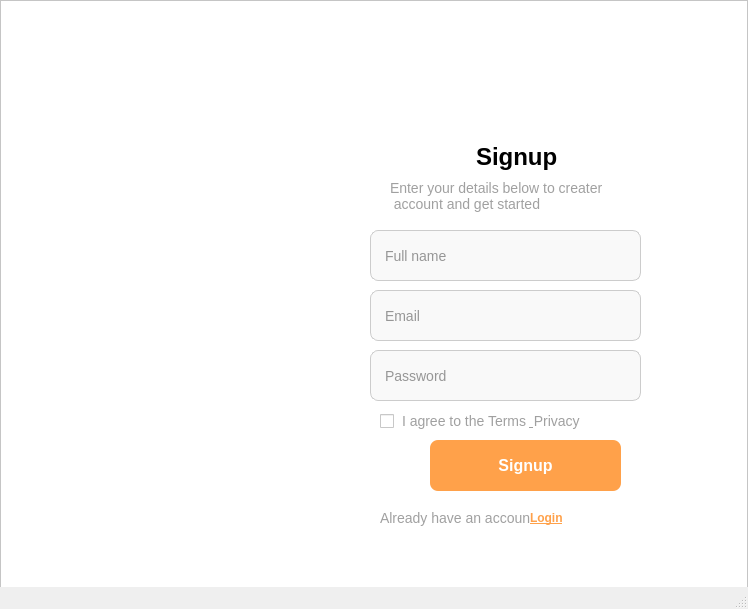
Above: ui/resgin.ui from inktell/python-app before the change. Below: the same form after it.
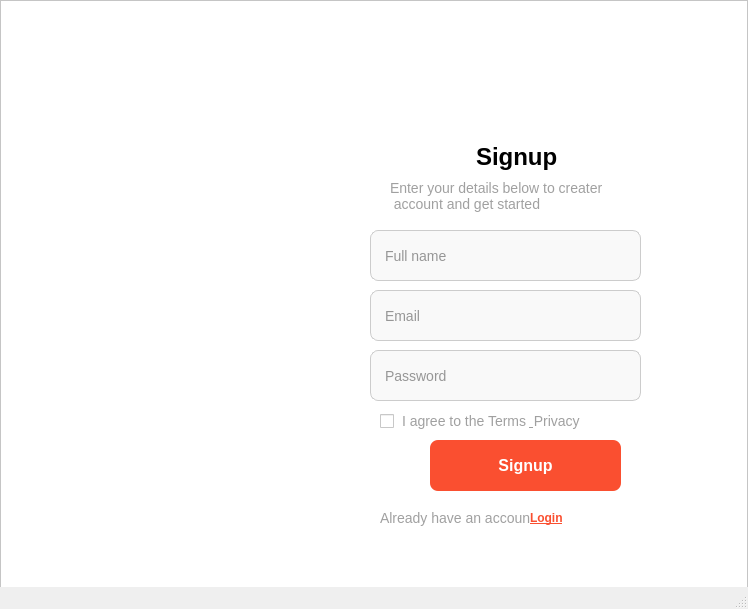
That is the form after the change. Icons and pictures are not drawn.

Diff of the .ui file:
```diff
--- a/ui/resgin.ui
+++ b/ui/resgin.ui
@@ -40,7 +40,7 @@
      </rect>
     </property>
     <property name="styleSheet">
-     <string notr="true">    background-color: #ffa14a;
+     <string notr="true">background-color: rgb(250, 79, 48);
     color: #ffffff;
     border: none;
     border-radius: 8px;
@@ -221,7 +221,7 @@
       </rect>
      </property>
      <property name="styleSheet">
-      <string notr="true">    color: #ffa14a; /* Màu cam cho liên kết Log in */
+      <string notr="true">color: rgb(250, 79, 48);
     font-weight: bold;
     text-decoration: underline; /* Gạch chân khi hover */</string>
      </property>
@@ -271,8 +271,8 @@
     <widget class="QLabel" name="label_2">
      <property name="geometry">
       <rect>
-       <x>310</x>
-       <y>40</y>
+       <x>420</x>
+       <y>50</y>
        <width>311</width>
        <height>91</height>
       </rect>
```
Left out of the diff: 2 changed lines with no effect on the pictures.
